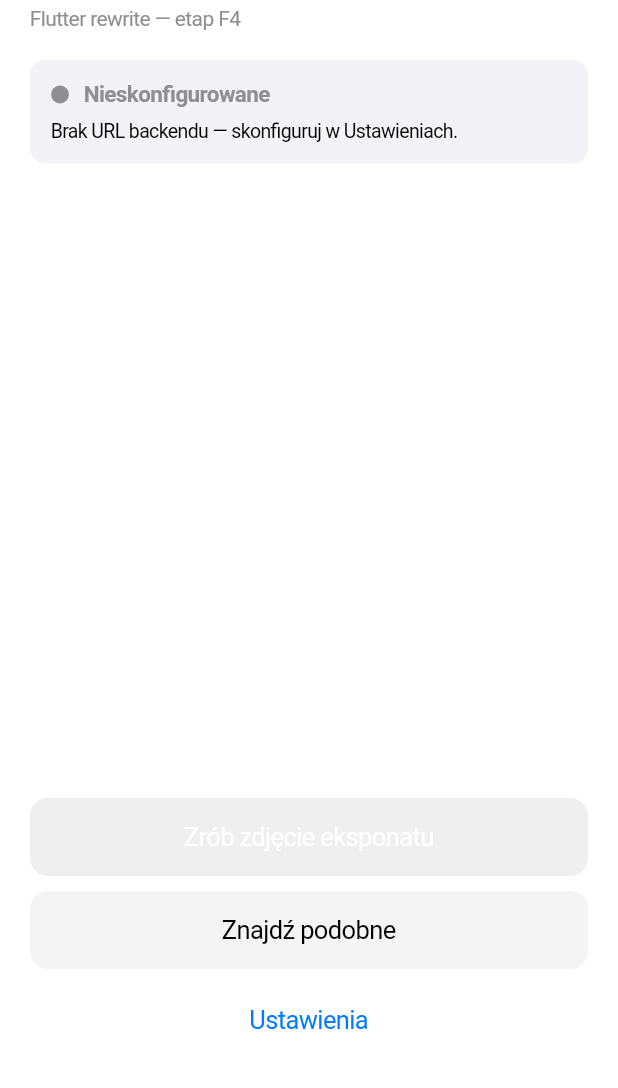
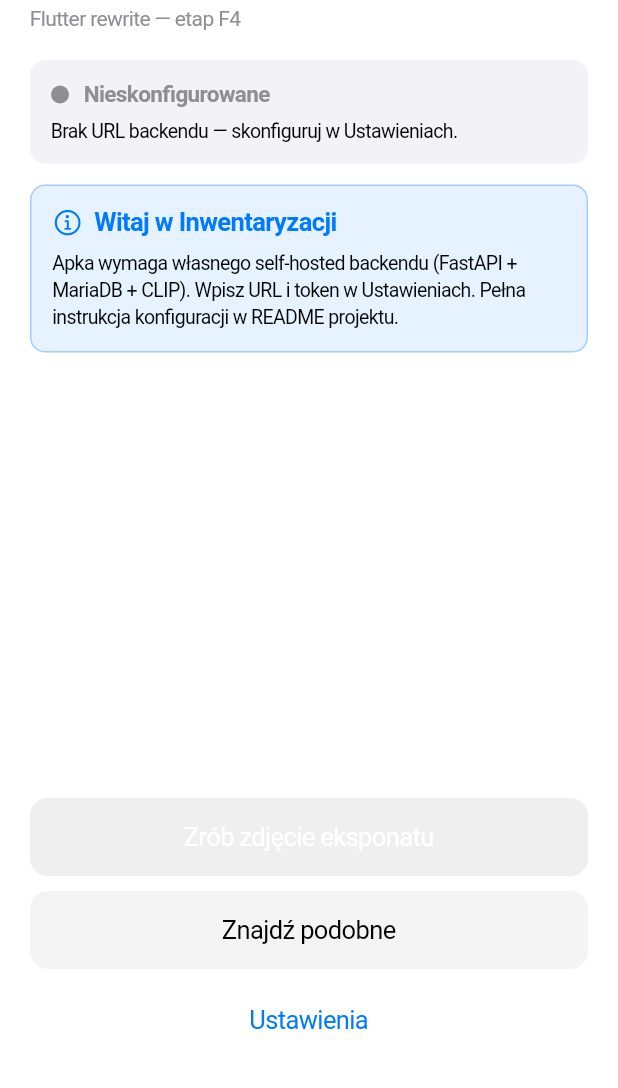
Before and after one commit to arekbr/Inwentaryzacja-Mobile, a Flutter app: the screen it shows after launch, on a phone screen of 412 x 824 dp, the part 147-1235 px from its top. Run offline on Flutter 3.47's test engine with Material 3 defaults, Android fonts, the phone set to English and light mode, and no system bars; our stand-ins replace flutter_riverpod, image_picker, shared_preferences.

Commit message:
feat(flutter): F11a + F11b + F11c — App Store onboarding prep
F11a — Empty state na HomePage:
- Gdy health.status == notConfigured pokazuje niebieski panel onboardingowy
  pod statusem zdrowia: ikona info + tytuł 'Witaj w Inwentaryzacji' +
  opis self-hosted backend wymagania + skierowanie do README
- Eliminuje pusty/martwy ekran który Apple App Store reviewer mógłby
  uznać za 'broken on first launch' (częsta przyczyna odrzucenia)

F11b — README.md publiczne dla flutter-app/:
- Architektura BYO (Bring Your Own backend) ASCII diagram
- 'Pierwsze uruchomienie' krok po kroku
- Lista funkcji F1-F10
- Stack + build instructions iOS Simulator/dev/release

F11c — PRIVACY.md (App Store wymaga):
- TL;DR: zero zbierania danych centralnie, wszystko na user backend
- Dane lokalne (URL, token, photo cache w sandbox iOS)
- Co jest wysyłane (zdjęcia + form fields → user backend)
- Anthropic API jako jedyny third-party (po stronie backendu, user key)
- iOS permissions (NSCameraUsageDescription, NSPhotoLibraryUsageDescription)
- Brak third-party SDK (no Firebase, no analytics, no ads)
- Kontakt: claude@bronowicki.com

```diff
--- a/flutter-app/lib/app/home_page.dart
+++ b/flutter-app/lib/app/home_page.dart
@@ -56,6 +56,11 @@ class HomePage extends ConsumerWidget {
               ),
               const SizedBox(height: 20),
               _buildHealthPanel(context, healthAsync),
+              if (healthAsync.asData?.value.status ==
+                  HealthStatus.notConfigured) ...[
+                const SizedBox(height: 14),
+                _buildOnboarding(context),
+              ],
               const Spacer(),
               CupertinoButton.filled(
                 onPressed: healthAsync.asData?.value.isOk == true
@@ -161,6 +166,40 @@ class HomePage extends ConsumerWidget {
     );
   }
 
+  Widget _buildOnboarding(BuildContext context) {
+    return Container(
+      padding: const EdgeInsets.all(14),
+      decoration: BoxDecoration(
+        color: CupertinoColors.systemBlue.withValues(alpha: 0.1),
+        borderRadius: BorderRadius.circular(10),
+        border: Border.all(
+            color: CupertinoColors.systemBlue.withValues(alpha: 0.3)),
+      ),
+      child: Column(
+        crossAxisAlignment: CrossAxisAlignment.start,
+        children: [
+          const Row(
+            children: [
+              Icon(CupertinoIcons.info_circle,
+                  color: CupertinoColors.systemBlue, size: 20),
+              SizedBox(width: 8),
+              Text('Witaj w Inwentaryzacji',
+                  style: TextStyle(
+                      fontWeight: FontWeight.w600,
+                      color: CupertinoColors.systemBlue)),
+            ],
+          ),
+          const SizedBox(height: 8),
+          const Text(
+            'Apka wymaga własnego self-hosted backendu (FastAPI + MariaDB + CLIP). '
+            'Wpisz URL i token w Ustawieniach. Pełna instrukcja konfiguracji w README projektu.',
+            style: TextStyle(fontSize: 13, height: 1.4),
+          ),
+        ],
+      ),
+    );
+  }
+
   Widget _kv(String label, String value) => Padding(
         padding: const EdgeInsets.only(top: 2),
         child: Row(
```
Also changed, not shown: 2 other files.
